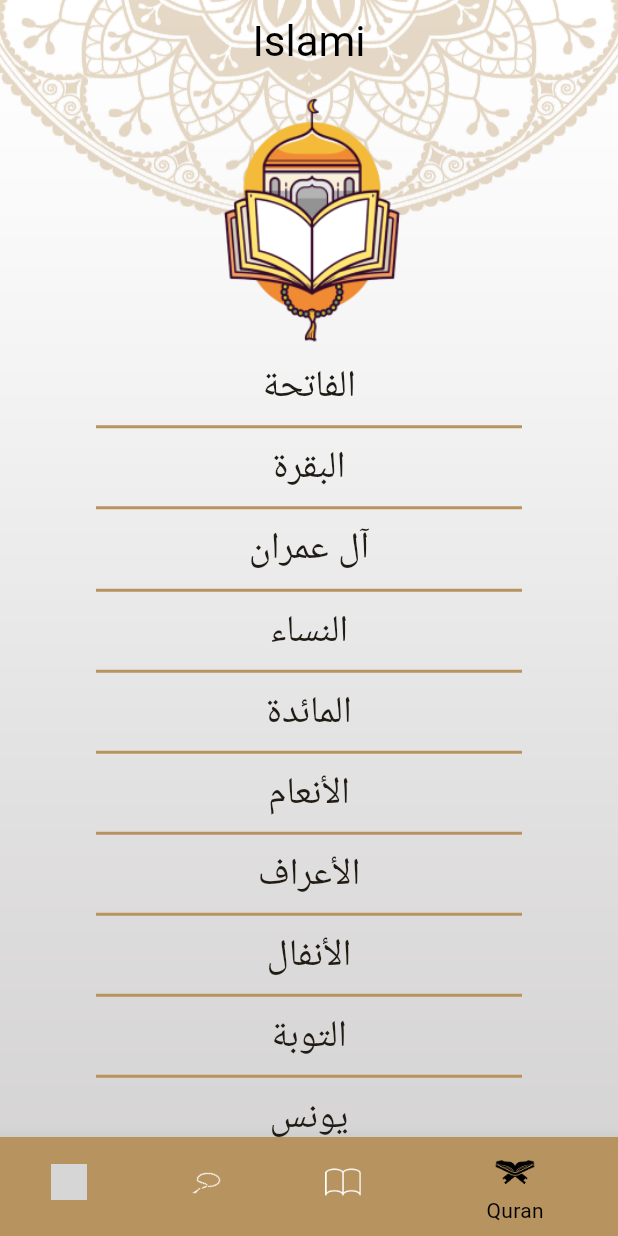
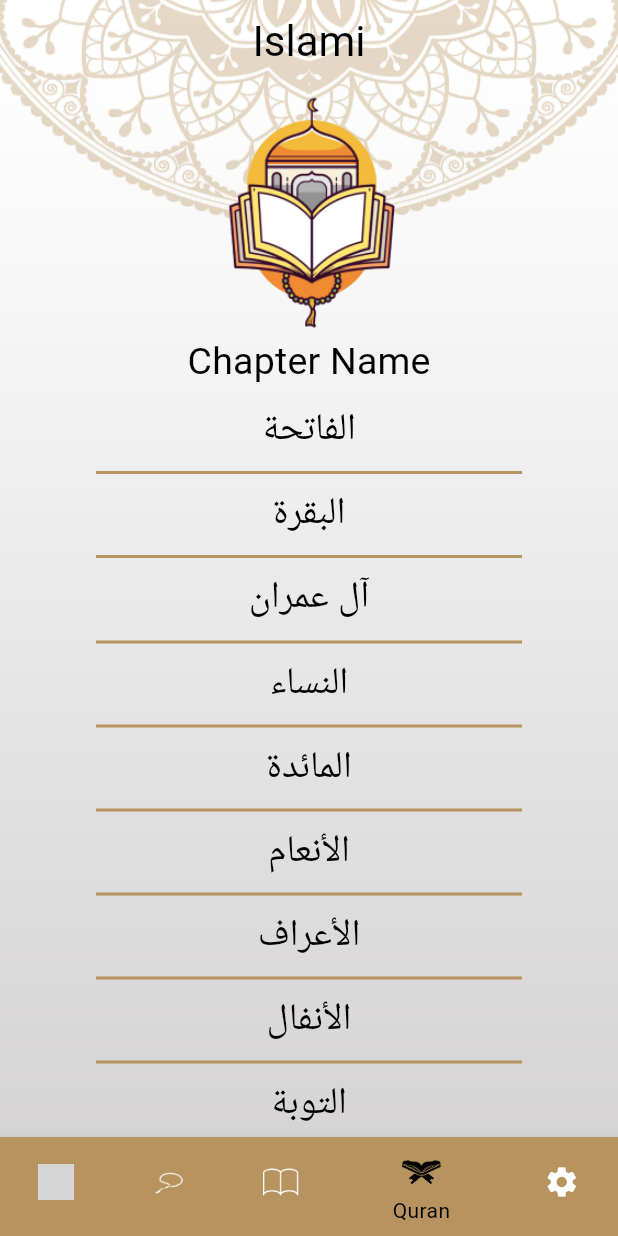
Before and after one commit to HeshamTG/islamii, a Flutter app: the screen it shows after launch, item 4 of the bottom bar chosen, on a phone screen of 412 x 824 dp. Run offline on Flutter 3.47's test engine with Material 3 defaults, Android fonts, the light colour scheme and no system bars; grey boxes are pictures that could not be loaded.

Commit message:
+ Settings Tap + Dark theme, light theme + theme- lang bottom sheets

```diff
--- a/lib/main.dart
+++ b/lib/main.dart
@@ -1,6 +1,7 @@
 import 'package:flutter/material.dart';
 import 'package:islamii/ui/ChapterDetails/ChapterDetailsScreen.dart';
 import 'package:islamii/ui/HadethDetails/HadethDetailsScreen.dart';
+import 'package:islamii/ui/MyThemeData.dart';
 import 'package:islamii/ui/home/HomeScreen.dart';
 
 void main() {
@@ -21,35 +22,9 @@ class MyApp extends StatelessWidget {
       },
       initialRoute: HomeScreen.routeName,
       title: 'Flutter Demo',
-      theme: ThemeData(
-        cardTheme: CardTheme(
-          color: Colors.white,
-        ),
-        scaffoldBackgroundColor: Colors.transparent,
-        appBarTheme: AppBarTheme(
-          backgroundColor: Colors.transparent,
-          centerTitle: true,
-          titleTextStyle: TextStyle(
-            color: Colors.black,
-            fontSize: 28,
-          ),
-          iconTheme: IconThemeData(color: Colors.black),
-        ),
-        bottomNavigationBarTheme: BottomNavigationBarThemeData(
-            selectedItemColor: Colors.black,
-            unselectedItemColor: Colors.white,
-            selectedIconTheme: IconThemeData(
-              size: 32,
-            )),
-        colorScheme: ColorScheme.fromSeed(
-          seedColor: Color(0xffB7935F),
-          primary: Color(0xffB7935F),
-          secondary: Color(0xff87B7935F),
-          onPrimary: Colors.white,
-          onSecondary: Colors.black,
-        ),
-        useMaterial3: true,
-      ),
+      theme: MyThemeData.lightTheme,
+      darkTheme: MyThemeData.darkTheme,
+      themeMode: ThemeMode.light,
       // home: HomeScreen.routeName,
     );
   }
--- a/lib/ui/ChapterDetails/VerseWidget.dart
+++ b/lib/ui/ChapterDetails/VerseWidget.dart
@@ -13,7 +13,7 @@ class VerseWidget extends StatelessWidget {
       padding: EdgeInsets.all(8),
       child: Text(
         '$content {${index + 1}}',
-        style: TextStyle(fontSize: 20),
+        style: Theme.of(context).textTheme.bodyMedium,
         textDirection: TextDirection.rtl,
         textAlign: TextAlign.center,
       ),
--- /dev/null
+++ b/lib/ui/MyThemeData.dart
@@ -0,0 +1,107 @@
+import 'package:flutter/material.dart';
+
+class MyThemeData {
+  static bool isDarkEnabled = false;
+  static const Color lightPrimary = Color(0xffb7935f);
+  static const Color darkPrimary = Color(0xff141A2E);
+  static const Color darkSecondry = Color(0xffFAcc1d);
+  static ThemeData lightTheme = ThemeData(
+      textTheme: TextTheme(
+          titleMedium: TextStyle(
+            fontSize: 25,
+            fontWeight: FontWeight.w400,
+            color: Colors.black,
+          ),
+          headlineSmall: TextStyle(
+            fontSize: 25,
+            fontWeight: FontWeight.w600,
+            color: Colors.black,
+          ),
+          bodyMedium: TextStyle(
+            fontWeight: FontWeight.w400,
+            fontSize: 20,
+            color: Colors.black,
+          )),
+      cardTheme: CardTheme(
+        color: Colors.white,
+      ),
+      scaffoldBackgroundColor: Colors.transparent,
+      appBarTheme: AppBarTheme(
+        backgroundColor: Colors.transparent,
+        centerTitle: true,
+        titleTextStyle: TextStyle(
+          color: Colors.black,
+          fontSize: 28,
+        ),
+        iconTheme: IconThemeData(color: Colors.black),
+      ),
+      bottomNavigationBarTheme: BottomNavigationBarThemeData(
+          selectedItemColor: Colors.black,
+          unselectedItemColor: Colors.white,
+          selectedIconTheme: IconThemeData(
+            size: 32,
+          )),
+      colorScheme: ColorScheme.fromSeed(
+        seedColor: Color(0xffB7935F),
+        primary: Color(0xffB7935F),
+        secondary: Color(0xffB7935F),
+        onPrimary: Colors.white,
+        onSecondary: Colors.black,
+        background: Colors.white,
+      ),
+      useMaterial3: true,
+      dividerColor: lightPrimary,
+      bottomSheetTheme: BottomSheetThemeData(
+        backgroundColor: Colors.white,
+      ));
+  static ThemeData darkTheme = ThemeData(
+      textTheme: TextTheme(
+          titleMedium: TextStyle(
+            fontSize: 25,
+            fontWeight: FontWeight.w400,
+            color: Colors.white,
+          ),
+          headlineSmall: TextStyle(
+            fontSize: 25,
+            fontWeight: FontWeight.w600,
+            color: Colors.white,
+          ),
+          bodyMedium: TextStyle(
+            fontWeight: FontWeight.w400,
+            fontSize: 20,
+            color: Colors.white,
+          )),
+      cardTheme: CardTheme(
+        color: darkPrimary,
+        surfaceTintColor: Colors.transparent,
+      ),
+      scaffoldBackgroundColor: Colors.transparent,
+      appBarTheme: AppBarTheme(
+        backgroundColor: Colors.transparent,
+        centerTitle: true,
+        titleTextStyle: TextStyle(
+          color: Colors.white,
+          fontSize: 28,
+        ),
+        iconTheme: IconThemeData(color: Colors.white),
+      ),
+      bottomNavigationBarTheme: BottomNavigationBarThemeData(
+          selectedItemColor: darkSecondry,
+          unselectedItemColor: Colors.white,
+          selectedIconTheme: IconThemeData(
+            size: 32,
+          )),
+      colorScheme: ColorScheme.fromSeed(
+        seedColor: darkPrimary,
+        primary: darkPrimary,
+        secondary: darkSecondry,
+        onPrimary: Colors.white,
+        onSecondary: Colors.white,
+        background: darkPrimary,
+      ),
+      useMaterial3: true,
+      dividerColor: darkSecondry,
+      bottomSheetTheme: BottomSheetThemeData(
+        backgroundColor: darkPrimary,
+      ));
+}
--- a/lib/ui/home/Hadeth/HadethTap.dart
+++ b/lib/ui/home/Hadeth/HadethTap.dart
@@ -33,7 +33,7 @@ class _HadethTapState extends State<HadethTap> {
             ))),
             child: Text(
               'Hadeth',
-              style: TextStyle(fontSize: 24),
+              style: Theme.of(context).textTheme.titleMedium,
             )),
         Expanded(
           flex: 3,
@@ -44,7 +44,7 @@ class _HadethTapState extends State<HadethTap> {
                     return HadethTitleWidget(allAhadeth[index]);
                   },
                   separatorBuilder: (context, index) => Container(
-                        color: Theme.of(context).primaryColor,
+                        color: Theme.of(context).dividerColor,
                         width: double.infinity,
                         height: 2,
                         margin: EdgeInsets.symmetric(horizontal: 64),
--- a/lib/ui/home/Hadeth/HadethTitleWidget.dart
+++ b/lib/ui/home/Hadeth/HadethTitleWidget.dart
@@ -20,7 +20,7 @@ class HadethTitleWidget extends StatelessWidget {
         padding: EdgeInsets.all(8),
         child: Text(
           hadeth.title,
-          style: TextStyle(fontSize: 25),
+          style: Theme.of(context).textTheme.titleMedium,
         ),
       ),
     );
--- a/lib/ui/home/HomeScreen.dart
+++ b/lib/ui/home/HomeScreen.dart
@@ -1,8 +1,11 @@
 import 'package:flutter/material.dart';
+import 'package:islamii/ui/MyThemeData.dart';
 import 'package:islamii/ui/home/Hadeth/HadethTap.dart';
 import 'package:islamii/ui/home/Quraan/QuraanTap.dart';
 import 'package:islamii/ui/home/Radio/RadioTap.dart';
 import 'package:islamii/ui/home/Sebha/SebhaTap.dart';
+
+import 'Settings/settingsTap.dart';
 
 class HomeScreen extends StatefulWidget {
   static const String routeName = 'HomeScreen';
@@ -19,7 +22,10 @@ class _HomeScreenState extends State<HomeScreen> {
     return Container(
       decoration: BoxDecoration(
         image: DecorationImage(
-            image: AssetImage('assets/images/bg3.png'), fit: BoxFit.fill),
+            image: AssetImage(MyThemeData.isDarkEnabled
+                ? 'assets/images/home_dark_background.png'
+                : 'assets/images/bg3.png'),
+            fit: BoxFit.fill),
       ),
       child: Scaffold(
         backgroundColor: Colors.transparent,
@@ -50,6 +56,10 @@ class _HomeScreenState extends State<HomeScreen> {
                   icon: ImageIcon(AssetImage('assets/images/quran.png')),
                   label: 'Quran',
                   backgroundColor: Theme.of(context).primaryColor),
+              BottomNavigationBarItem(
+                  icon: Icon(Icons.settings),
+                  label: 'Settings',
+                  backgroundColor: Theme.of(context).primaryColor),
             ]),
         body: taps[selectedIndex],
       ),
@@ -61,5 +71,6 @@ class _HomeScreenState extends State<HomeScreen> {
     SebhaTap(),
     HadethTap(),
     QuraanTap(),
+    SettingsTap(),
   ];
 }
--- a/lib/ui/home/Quraan/ChapterTitleWidget.dart
+++ b/lib/ui/home/Quraan/ChapterTitleWidget.dart
@@ -19,7 +19,7 @@ class ChapterTitleWidget extends StatelessWidget {
         padding: EdgeInsets.all(8),
         child: Text(
           title,
-          style: TextStyle(fontSize: 25),
+          style: Theme.of(context).textTheme.titleMedium,
         ),
       ),
     );
--- a/lib/ui/home/Quraan/QuraanTap.dart
+++ b/lib/ui/home/Quraan/QuraanTap.dart
@@ -127,6 +127,10 @@ class QuraanTap extends StatelessWidget {
           child: Image.asset('assets/images/quran_header_icn.png'),
           flex: 1,
         ),
+        Text(
+          'Chapter Name',
+          style: Theme.of(context).textTheme.titleMedium,
+        ),
         Expanded(
           flex: 3,
           child: ListView.separated(
@@ -134,7 +138,7 @@ class QuraanTap extends StatelessWidget {
               return ChapterTitleWidget(names[index], index);
             },
             separatorBuilder: (context, index) => Container(
-              color: Theme.of(context).primaryColor,
+              color: Theme.of(context).dividerColor,
               width: double.infinity,
               height: 2,
               margin: EdgeInsets.symmetric(horizontal: 64),
```
Also changed, not shown: lib/ui/ChapterDetails/ChapterDetailsScreen.dart (+6 -1 lines), lib/ui/HadethDetails/HadethDetailsScreen.dart (+6 -5 lines), lib/ui/home/Settings/LanguageBottomSheet.dart (added, +44 -0 lines), lib/ui/home/Settings/ThemeBottomSheet.dart (added, +49 -0 lines), lib/ui/home/Settings/settingsTap.dart (added, +81 -0 lines), assets/images/home_dark_background.png (added).
